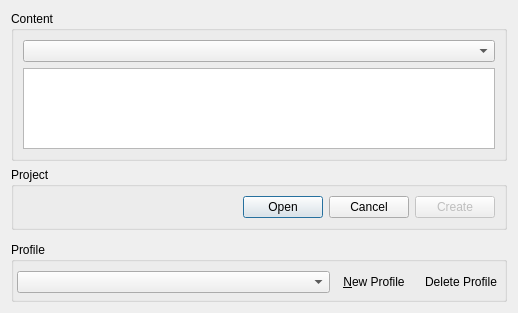
The window that files/ui/datafilespage.ui (OpenMW/openmw) describes before a commit, drawn with Qt 5.
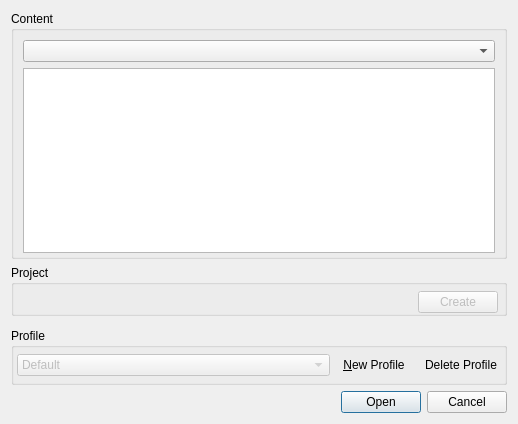
The same window after the commit. Icons and pictures are not drawn. Custom widgets are drawn as their Qt base class.

Commit message:
Implementing ContentSelector class in DataFilesPage
Moved AdjusterWidget / FileWidget to ContentSelectorView

What changed in the file:
```diff
--- a/files/ui/datafilespage.ui
+++ b/files/ui/datafilespage.ui
@@ -7,7 +7,7 @@
     <x>0</x>
     <y>0</y>
     <width>518</width>
-    <height>313</height>
+    <height>424</height>
    </rect>
   </property>
   <property name="sizePolicy">
@@ -26,6 +26,9 @@
       <string>Content</string>
      </property>
      <layout class="QVBoxLayout" name="verticalLayout_2">
+      <property name="bottomMargin">
+       <number>3</number>
+      </property>
       <item>
        <layout class="QHBoxLayout" name="filterLayout">
         <item>
@@ -116,6 +119,18 @@
       <set>Qt::AlignLeading|Qt::AlignLeft|Qt::AlignTop</set>
      </property>
      <layout class="QHBoxLayout" name="horizontalLayout">
+      <property name="leftMargin">
+       <number>3</number>
+      </property>
+      <property name="topMargin">
+       <number>6</number>
+      </property>
+      <property name="rightMargin">
+       <number>6</number>
+      </property>
+      <property name="bottomMargin">
+       <number>0</number>
+      </property>
       <item>
        <widget class="QFrame" name="fileWidgetFrame">
         <property name="sizePolicy">
@@ -143,18 +158,17 @@
         </layout>
        </widget>
       </item>
-      <item>
-       <widget class="QDialogButtonBox" name="projectButtonBox">
-        <property name="standardButtons">
-         <set>QDialogButtonBox::Cancel|QDialogButtonBox::Open</set>
-        </property>
-       </widget>
-      </item>
       <item>
        <widget class="QPushButton" name="projectCreateButton">
         <property name="enabled">
          <bool>false</bool>
         </property>
+        <property name="sizePolicy">
+         <sizepolicy hsizetype="Maximum" vsizetype="Fixed">
+          <horstretch>0</horstretch>
+          <verstretch>0</verstretch>
+         </sizepolicy>
+        </property>
         <property name="text">
          <string>Create</string>
         </property>
@@ -209,7 +223,7 @@
        <number>3</number>
       </property>
       <property name="topMargin">
-       <number>9</number>
+       <number>6</number>
       </property>
       <property name="rightMargin">
        <number>0</number>
@@ -220,7 +234,7 @@
       <item>
        <widget class="ContentSelectorView::ProfilesComboBox" name="profilesComboBox">
         <property name="enabled">
-         <bool>true</bool>
+         <bool>false</bool>
         </property>
         <property name="sizePolicy">
          <sizepolicy hsizetype="Expanding" vsizetype="Fixed">
@@ -228,6 +242,11 @@
           <verstretch>0</verstretch>
          </sizepolicy>
         </property>
+        <item>
+         <property name="text">
+          <string>Default</string>
+         </property>
+        </item>
        </widget>
       </item>
       <item>
@@ -262,6 +281,13 @@
      </layout>
     </widget>
    </item>
+   <item>
+    <widget class="QDialogButtonBox" name="projectButtonBox">
+     <property name="standardButtons">
+      <set>QDialogButtonBox::Cancel|QDialogButtonBox::Open</set>
+     </property>
+    </widget>
+   </item>
   </layout>
   <action name="newProfileAction">
    <property name="icon">
```
Left out of the diff: 3 changed lines with no effect on the pictures. The commit also changes 17 other files.
